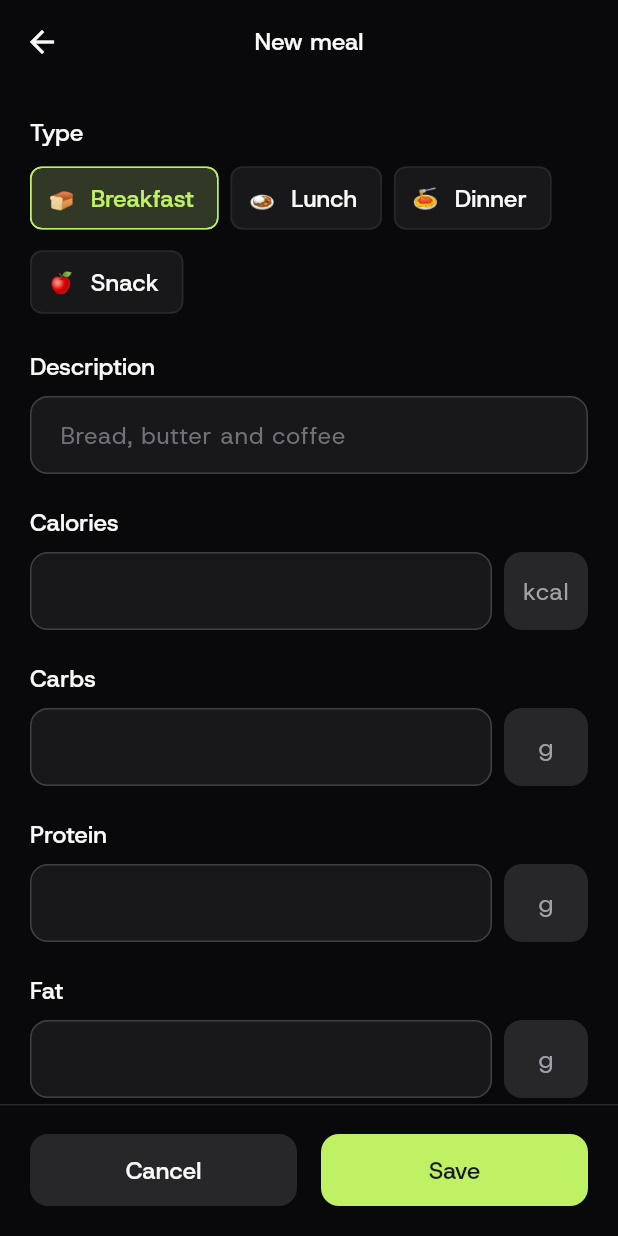
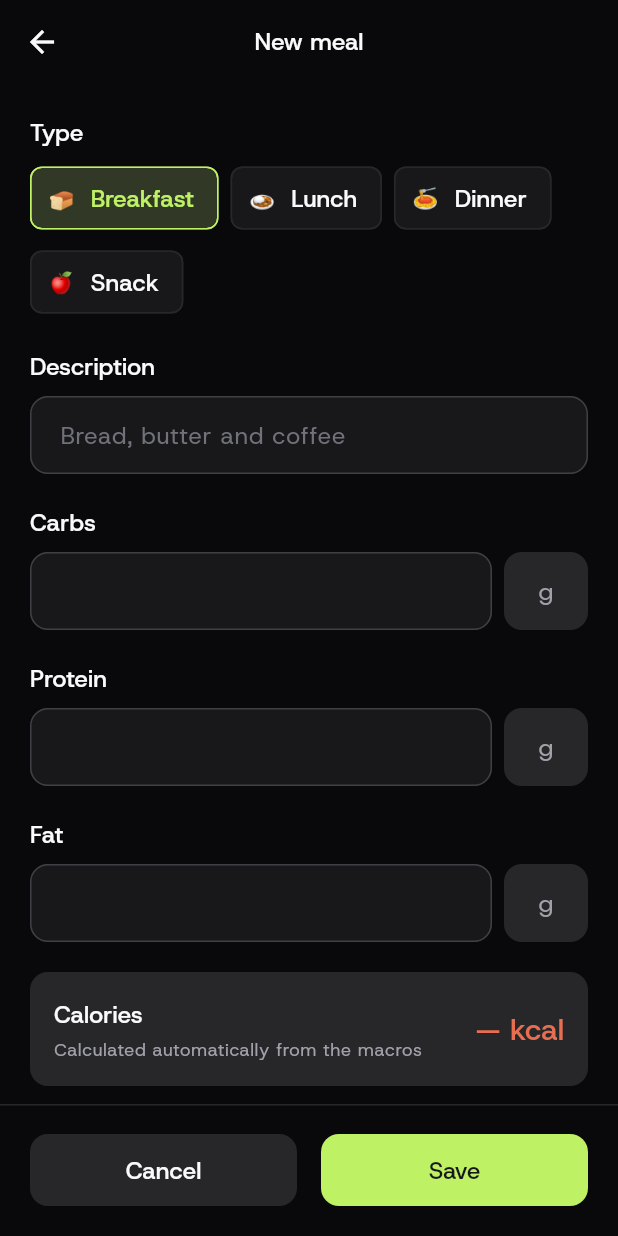
Before and after one commit to Gabrielvsiqueira/Oz_food_diary, a Flutter app: the MealFormPage screen opened by its route, on a phone screen of 412 x 824 dp. Run offline on Flutter 3.47's test engine with Material 3 defaults, Android fonts, the phone set to English and light mode, and no system bars; accounts and stored records are empty.

Commit message:
feat(meal): derive meal calories from macros instead of manual input

```diff
--- a/lib/configs/constants/nutrition_constants.dart
+++ b/lib/configs/constants/nutrition_constants.dart
@@ -25,10 +25,6 @@ class NutritionConstants {
   static const double proteinGramsPerKg = 2.2;
   static const double fatCaloriesShare = 0.25;
 
-  /// Diferença máxima aceita entre as calorias informadas e as calculadas
-  /// a partir dos macros (0.10 = 10%).
-  static const double mealCaloriesTolerance = 0.10;
-
   static const double minHeightCm = 100;
   static const double maxHeightCm = 250;
   static const double minWeightKg = 30;
--- a/lib/configs/l10n/app_en.arb
+++ b/lib/configs/l10n/app_en.arb
@@ -19,7 +19,7 @@
   "errorPasswordMismatch": "Passwords don't match",
   "errorInvalidDate": "Enter a valid date",
   "errorAgeOutOfRange": "Age must be between {min} and {max} years",
-  "errorCaloriesMismatch": "Calories don't match the macros (≈ {expected} kcal)",
+  "errorMacrosEmpty": "Enter at least one macro greater than zero",
 
   "goalLose": "Lose weight",
   "goalMaintain": "Maintain weight",
@@ -109,7 +109,7 @@
   "mealTypeLabel": "Type",
   "mealDescriptionLabel": "Description",
   "mealDescriptionHint": "Bread, butter and coffee",
-  "mealMacrosEstimate": "From macros: ≈ {value} kcal",
+  "mealCaloriesAuto": "Calculated automatically from the macros",
   "mealDeleteTitle": "Delete meal?",
   "mealDeleteMessage": "This action can't be undone.",
   "mealSaved": "Meal saved",
--- a/lib/configs/l10n/app_localizations.dart
+++ b/lib/configs/l10n/app_localizations.dart
@@ -200,11 +200,11 @@ abstract class AppLocalizations {
   /// **'A idade deve estar entre {min} e {max} anos'**
   String errorAgeOutOfRange(int min, int max);
 
-  /// No description provided for @errorCaloriesMismatch.
+  /// No description provided for @errorMacrosEmpty.
   ///
   /// In pt, this message translates to:
-  /// **'As calorias não batem com os macros (≈ {expected} kcal)'**
-  String errorCaloriesMismatch(int expected);
+  /// **'Informe ao menos um macro maior que zero'**
+  String get errorMacrosEmpty;
 
   /// No description provided for @goalLose.
   ///
@@ -680,11 +680,11 @@ abstract class AppLocalizations {
   /// **'Pão, manteiga e café'**
   String get mealDescriptionHint;
 
-  /// No description provided for @mealMacrosEstimate.
+  /// No description provided for @mealCaloriesAuto.
   ///
   /// In pt, this message translates to:
-  /// **'Pelos macros: ≈ {value} kcal'**
-  String mealMacrosEstimate(int value);
+  /// **'Calculadas automaticamente a partir dos macros'**
+  String get mealCaloriesAuto;
 
   /// No description provided for @mealDeleteTitle.
   ///
--- a/lib/configs/l10n/l10n_extensions.dart
+++ b/lib/configs/l10n/l10n_extensions.dart
@@ -48,9 +48,7 @@ extension ValidationErrorL10n on ValidationError {
       min,
       max,
     ),
-    CaloriesMismatchError(:final expected) => l10n.errorCaloriesMismatch(
-      expected,
-    ),
+    EmptyMacrosError() => l10n.errorMacrosEmpty,
   };
 }
 
--- a/lib/controllers/meal_controller.dart
+++ b/lib/controllers/meal_controller.dart
@@ -7,8 +7,6 @@ import '../services/nutrition_calculator.dart';
 import '../services/validators.dart';
 import 'daily_log_controller.dart';
 
-/// CRUD de refeições. Recebe o [DailyLogController] via
-/// `ChangeNotifierProxyProvider` e delega a ele o armazenamento por dia.
 class MealController extends ChangeNotifier {
   MealController(
     this._dailyLog, {
@@ -30,30 +28,17 @@ class MealController extends ChangeNotifier {
       .caloriesFromMacros(carbsG: carbsG, proteinG: proteinG, fatG: fatG)
       .round();
 
-  /// Retorna erro se as calorias não baterem com os macros (±10%).
-  ValidationError? validateCalories({
-    required int calories,
+  ValidationError? validateMacros({
     required double carbsG,
     required double proteinG,
     required double fatG,
-  }) {
-    final matches = _calculator.caloriesMatchMacros(
-      calories: calories,
-      carbsG: carbsG,
-      proteinG: proteinG,
-      fatG: fatG,
-    );
-    if (matches) return null;
-    return CaloriesMismatchError(
-      caloriesFromMacros(carbsG: carbsG, proteinG: proteinG, fatG: fatG),
-    );
-  }
+  }) => caloriesFromMacros(carbsG: carbsG, proteinG: proteinG, fatG: fatG) > 0
+      ? null
+      : const EmptyMacrosError();
 
-  /// Refeições novas são sempre registradas no dia de hoje.
   Meal addMeal({
     required MealType type,
     required String description,
-    required int calories,
     required double carbsG,
     required double proteinG,
     required double fatG,
@@ -63,7 +48,6 @@ class MealController extends ChangeNotifier {
       id: _uuid.v4(),
       type: type,
       description: description.trim(),
-      calories: calories,
       carbsG: carbsG,
       proteinG: proteinG,
       fatG: fatG,
--- a/lib/mocks/mock_daily_logs.dart
+++ b/lib/mocks/mock_daily_logs.dart
@@ -19,7 +19,6 @@ List<DailyLog> buildMockDailyLogs({DateTime? now}) {
           id: 'mock-1',
           type: MealType.breakfast,
           description: 'Pão, manteiga e café',
-          calories: 210,
           carbsG: 25,
           proteinG: 5,
           fatG: 9,
@@ -29,7 +28,6 @@ List<DailyLog> buildMockDailyLogs({DateTime? now}) {
           id: 'mock-2',
           type: MealType.lunch,
           description: 'Arroz, feijão, frango grelhado e salada',
-          calories: 650,
           carbsG: 75,
           proteinG: 45,
           fatG: 18,
@@ -39,7 +37,6 @@ List<DailyLog> buildMockDailyLogs({DateTime? now}) {
           id: 'mock-3',
           type: MealType.dinner,
           description: 'Omelete com queijo',
-          calories: 380,
           carbsG: 4,
           proteinG: 26,
           fatG: 28,
@@ -54,7 +51,6 @@ List<DailyLog> buildMockDailyLogs({DateTime? now}) {
           id: 'mock-4',
           type: MealType.snack,
           description: 'Iogurte natural com banana',
-          calories: 190,
           carbsG: 32,
           proteinG: 8,
           fatG: 4,
--- a/lib/models/meal.dart
+++ b/lib/models/meal.dart
@@ -1,3 +1,4 @@
+import '../services/nutrition_calculator.dart';
 import 'enums/meal_type.dart';
 
 class Meal {
@@ -5,7 +6,6 @@ class Meal {
     required this.id,
     required this.type,
     required this.description,
-    required this.calories,
     required this.carbsG,
     required this.proteinG,
     required this.fatG,
@@ -15,16 +15,18 @@ class Meal {
   final String id;
   final MealType type;
   final String description;
-  final int calories;
   final double carbsG;
   final double proteinG;
   final double fatG;
   final DateTime createdAt;
 
+  int get calories => const NutritionCalculator()
+      .caloriesFromMacros(carbsG: carbsG, proteinG: proteinG, fatG: fatG)
+      .round();
+
   Meal copyWith({
     MealType? type,
     String? description,
-    int? calories,
     double? carbsG,
     double? proteinG,
     double? fatG,
@@ -33,7 +35,6 @@ class Meal {
       id: id,
       type: type ?? this.type,
       description: description ?? this.description,
-      calories: calories ?? this.calories,
       carbsG: carbsG ?? this.carbsG,
       proteinG: proteinG ?? this.proteinG,
       fatG: fatG ?? this.fatG,
--- a/lib/pages/meal/meal_form_page.dart
+++ b/lib/pages/meal/meal_form_page.dart
@@ -13,7 +13,6 @@ import '../../widgets/dialogs/confirm_dialog.dart';
 import '../../widgets/inputs/app_text_field.dart';
 import '../../widgets/inputs/unit_text_field.dart';
 
-/// Formulário de refeição: cria quando [meal] é nulo, edita caso contrário.
 class MealFormPage extends StatefulWidget {
   const MealFormPage({super.key, this.meal});
 
@@ -27,11 +26,10 @@ class _MealFormPageState extends State<MealFormPage> {
   final _formKey = GlobalKey<FormState>();
   late MealType _type;
   late final TextEditingController _description;
-  late final TextEditingController _calories;
   late final TextEditingController _carbs;
   late final TextEditingController _protein;
   late final TextEditingController _fat;
-  ValidationError? _caloriesMismatch;
+  ValidationError? _macrosError;
 
   bool get _isEditing => widget.meal != null;
 
@@ -43,24 +41,22 @@ class _MealFormPageState extends State<MealFormPage> {
         value == null ? '' : formatEditableNumber(value, 'en');
     _type = meal?.type ?? _suggestedType(DateTime.now());
     _description = TextEditingController(text: meal?.description ?? '');
-    _calories = TextEditingController(text: number(meal?.calories));
     _carbs = TextEditingController(text: number(meal?.carbsG));
     _protein = TextEditingController(text: number(meal?.proteinG));
     _fat = TextEditingController(text: number(meal?.fatG));
-    for (final c in [_calories, _carbs, _protein, _fat]) {
+    for (final c in [_carbs, _protein, _fat]) {
       c.addListener(_onNumbersChanged);
     }
   }
 
   @override
   void dispose() {
-    for (final c in [_description, _calories, _carbs, _protein, _fat]) {
+    for (final c in [_description, _carbs, _protein, _fat]) {
       c.dispose();
     }
     super.dispose();
   }
 
-  /// Sugere o tipo pelo horário para agilizar o cadastro.
   static MealType _suggestedType(DateTime now) => switch (now.hour) {
     >= 5 && < 11 => MealType.breakfast,
     >= 11 && < 15 => MealType.lunch,
@@ -70,13 +66,9 @@ class _MealFormPageState extends State<MealFormPage> {
 
   double? _parse(TextEditingController c) => Validators.parseDecimal(c.text);
 
-  /// Limpa o aviso de calorias assim que o usuário corrige os números.
-  void _onNumbersChanged() {
-    if (_caloriesMismatch != null) setState(() => _caloriesMismatch = null);
-    setState(() {});
-  }
+  void _onNumbersChanged() => setState(() => _macrosError = null);
 
-  int? get _estimatedCalories {
+  int? get _calories {
     final carbs = _parse(_carbs);
     final protein = _parse(_protein);
     final fat = _parse(_fat);
@@ -93,19 +85,17 @@ class _MealFormPageState extends State<MealFormPage> {
     if (!_formKey.currentState!.validate()) return;
 
     final controller = context.read<MealController>();
-    final calories = _parse(_calories)!.round();
     final carbs = _parse(_carbs)!;
     final protein = _parse(_protein)!;
     final fat = _parse(_fat)!;
 
-    final mismatch = controller.validateCalories(
-      calories: calories,
+    final error = controller.validateMacros(
       carbsG: carbs,
       proteinG: protein,
       fatG: fat,
     );
-    if (mismatch != null) {
-      setState(() => _caloriesMismatch = mismatch);
+    if (error != null) {
+      setState(() => _macrosError = error);
       return;
     }
 
@@ -114,7 +104,6 @@ class _MealFormPageState extends State<MealFormPage> {
         widget.meal!.copyWith(
           type: _type,
           description: _description.text.trim(),
-          calories: calories,
           carbsG: carbs,
           proteinG: protein,
           fatG: fat,
@@ -124,7 +113,6 @@ class _MealFormPageState extends State<MealFormPage> {
       controller.addMeal(
         type: _type,
         description: _description.text,
-        calories: calories,
         carbsG: carbs,
         proteinG: protein,
         fatG: fat,
@@ -159,7 +147,6 @@ class _MealFormPageState extends State<MealFormPage> {
   Widget build(BuildContext context) {
     final l10n = context.l10n;
     final textTheme = Theme.of(context).textTheme;
-    final estimate = _estimatedCalories;
 
     return Scaffold(
       appBar: AppBar(
@@ -216,24 +203,6 @@ class _MealFormPageState extends State<MealFormPage> {
             ),
             const SizedBox(height: AppConstants.spacingLg),
             UnitTextField(
-              label: l10n.calories,
-              unit: l10n.unitKcal,
-              controller: _calories,
-              allowDecimal: false,
-              validator: localizedValidator(context, Validators.positiveNumber),
-              helperText: estimate == null
-                  ? null
-                  : l10n.mealMacrosEstimate(estimate),
-            ),
-            if (_caloriesMismatch != null) ...[
-              const SizedBox(height: AppConstants.spacingSm),
-              Text(
-                _caloriesMismatch!.message(l10n),
-                style: textTheme.bodyMedium?.copyWith(color: AppColors.error),
-              ),
-            ],
-            const SizedBox(height: AppConstants.spacingLg),
-            UnitTextField(
               label: l10n.carbs,
               unit: l10n.unitGrams,
               controller: _carbs,
@@ -264,6 +233,15 @@ class _MealFormPageState extends State<MealFormPage> {
                 Validators.nonNegativeNumber,
               ),
             ),
+            const SizedBox(height: AppConstants.spacingLg),
+            _CaloriesSummary(calories: _calories),
+            if (_macrosError != null) ...[
+              const SizedBox(height: AppConstants.spacingSm),
+              Text(
+                _macrosError!.message(l10n),
+                style: textTheme.bodyMedium?.copyWith(color: AppColors.error),
+              ),
+            ],
           ],
         ),
       ),
@@ -274,3 +252,50 @@ class _MealFormPageState extends State<MealFormPage> {
     );
   }
 }
+
+/// Calorias da refeição, somente leitura: sempre calculadas pelos macros.
+class _CaloriesSummary extends StatelessWidget {
+  const _CaloriesSummary({required this.calories});
+
+  final int? calories;
+
+  @override
+  Widget build(BuildContext context) {
+    final l10n = context.l10n;
+    final textTheme = Theme.of(context).textTheme;
+    final value = calories == null
+        ? '—'
+        : formatNumber(calories!, context.localeName);
+    return Container(
+      padding: const EdgeInsets.all(AppConstants.spacingMd),
+      decoration: BoxDecoration(
+        color: AppColors.surfaceVariant,
+        borderRadius: BorderRadius.circular(AppConstants.radiusXl),
+      ),
+      child: Row(
+        children: [
+          Expanded(
+            child: Column(
+              crossAxisAlignment: CrossAxisAlignment.start,
+              children: [
+                Text(l10n.calories, style: textTheme.labelLarge),
+                const SizedBox(height: AppConstants.spacingXs),
+                Text(
+                  l10n.mealCaloriesAuto,
+                  style: textTheme.bodySmall?.copyWith(
+                    color: AppColors.onSurfaceSecondary,
+                  ),
+                ),
+              ],
+            ),
+          ),
+          const SizedBox(width: AppConstants.spacingSm),
+          Text(
+            '$value ${l10n.unitKcal}',
+            style: textTheme.titleLarge?.copyWith(color: AppColors.calories),
+          ),
+        ],
+      ),
+    );
+  }
+}
--- a/lib/services/nutrition_calculator.dart
+++ b/lib/services/nutrition_calculator.dart
@@ -53,21 +53,4 @@ class NutritionCalculator {
         proteinG * NutritionConstants.kcalPerGramProtein +
         fatG * NutritionConstants.kcalPerGramFat;
   }
-
-  /// Confere se as calorias informadas batem com os macros dentro da
-  /// tolerância definida em [NutritionConstants.mealCaloriesTolerance].
-  bool caloriesMatchMacros({
-    required int calories,
-    required double carbsG,
-    required double proteinG,
-    required double fatG,
-  }) {
-    final fromMacros = caloriesFromMacros(
-      carbsG: carbsG,
-      proteinG: proteinG,
-      fatG: fatG,
-    );
-    return (calories - fromMacros).abs() <=
-        calories * NutritionConstants.mealCaloriesTolerance;
-  }
 }
--- a/lib/services/validators.dart
+++ b/lib/services/validators.dart
@@ -1,7 +1,5 @@
 import '../configs/constants/nutrition_constants.dart';
 
-/// Erros de validação independentes de idioma. A tradução para texto
-/// acontece na UI (ver `configs/l10n/l10n_extensions.dart`).
 sealed class ValidationError {
   const ValidationError();
 }
@@ -50,9 +48,8 @@ class AgeOutOfRangeError extends ValidationError {
   final int max;
 }
 
-class CaloriesMismatchError extends ValidationError {
-  const CaloriesMismatchError(this.expected);
-  final int expected;
+class EmptyMacrosError extends ValidationError {
+  const EmptyMacrosError();
 }
 
 class Validators {
@@ -67,11 +64,9 @@ class Validators {
     return double.tryParse(value.trim().replaceAll(',', '.'));
   }
 
-  /// Converte "DD/MM/AAAA" em data, rejeitando datas inexistentes (31/02).
   static DateTime? parseDate(String? value) {
-    final match = RegExp(
-      r'^(\d{2})/(\d{2})/(\d{4})$',
-    ).firstMatch(value?.trim() ?? '');
+    final match = RegExp(r'^(\d{2})/(\d{2})/(\d{4})$')
+        .firstMatch(value?.trim() ?? '');
     if (match == null) return null;
     final day = int.parse(match.group(1)!);
     final month = int.parse(match.group(2)!);
```
Also changed, not shown: lib/configs/l10n/app_localizations_en.dart (+2 -6 lines), lib/configs/l10n/app_localizations_pt.dart (+3 -6 lines), lib/configs/l10n/app_pt.arb (+2 -8 lines).
